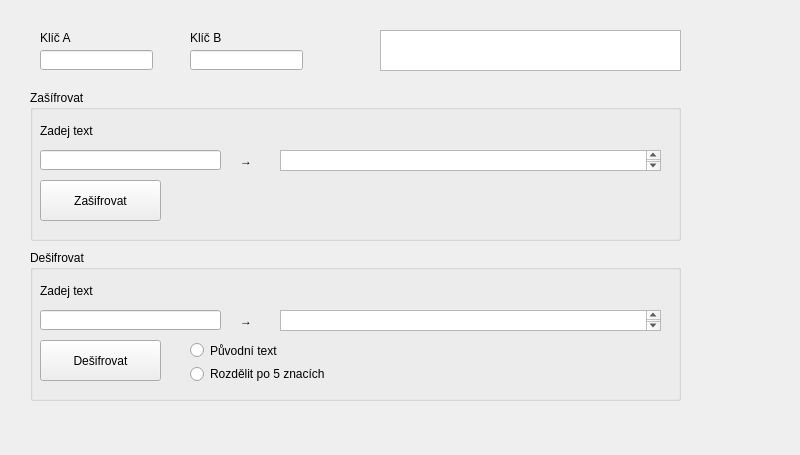
Qt form affineGUI.ui (WinterKRALLe/affinePy) before a commit.
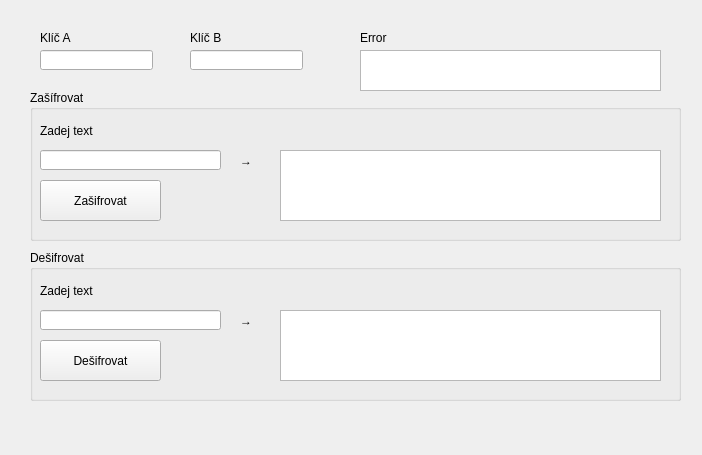
The same form after that commit.

Commit message: Fookin Finally

```diff
--- a/affineGUI.ui
+++ b/affineGUI.ui
@@ -6,7 +6,7 @@
    <rect>
     <x>0</x>
     <y>0</y>
-    <width>800</width>
+    <width>702</width>
     <height>455</height>
    </rect>
   </property>
@@ -71,7 +71,7 @@
        <x>250</x>
        <y>60</y>
        <width>381</width>
-       <height>21</height>
+       <height>71</height>
       </rect>
      </property>
     </widget>
@@ -146,7 +146,7 @@
        <x>250</x>
        <y>60</y>
        <width>381</width>
-       <height>21</height>
+       <height>71</height>
       </rect>
      </property>
     </widget>
@@ -163,32 +163,6 @@
       <string>→</string>
      </property>
     </widget>
-    <widget class="QRadioButton" name="puvodniText">
-     <property name="geometry">
-      <rect>
-       <x>160</x>
-       <y>90</y>
-       <width>201</width>
-       <height>21</height>
-      </rect>
-     </property>
-     <property name="text">
-      <string>Původní text</string>
-     </property>
-    </widget>
-    <widget class="QRadioButton" name="rozdelit">
-     <property name="geometry">
-      <rect>
-       <x>160</x>
-       <y>114</y>
-       <width>241</width>
-       <height>20</height>
-      </rect>
-     </property>
-     <property name="text">
-      <string>Rozdělit po 5 znacích</string>
-     </property>
-    </widget>
    </widget>
    <widget class="QLineEdit" name="klicA">
     <property name="geometry">
@@ -239,13 +213,26 @@
    <widget class="QTextBrowser" name="error">
     <property name="geometry">
      <rect>
-      <x>380</x>
-      <y>30</y>
+      <x>360</x>
+      <y>50</y>
       <width>301</width>
       <height>41</height>
      </rect>
     </property>
    </widget>
+   <widget class="QLabel" name="label_7">
+    <property name="geometry">
+     <rect>
+      <x>360</x>
+      <y>30</y>
+      <width>51</width>
+      <height>16</height>
+     </rect>
+    </property>
+    <property name="text">
+     <string>Error</string>
+    </property>
+   </widget>
   </widget>
  </widget>
  <resources/>
```
The commit also changes 2 other files.
